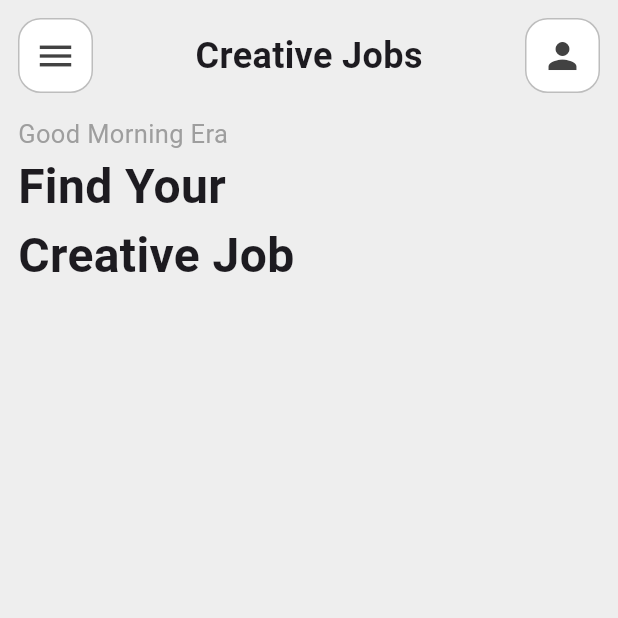
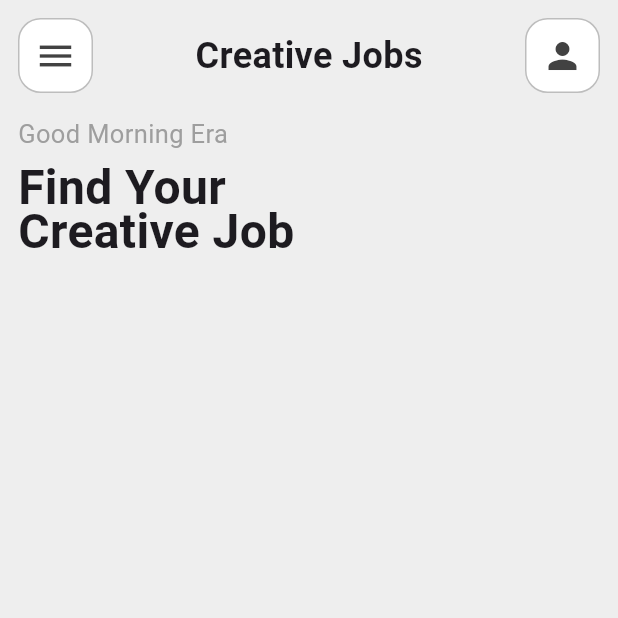
Before and after one commit to Eranga035225/job_app_flutter, a Flutter app: the screen it shows after launch, on a phone screen of 412 x 824 dp, the top half of it. Run offline on Flutter 3.47's test engine with Material 3 defaults, Android fonts, the phone set to English and light mode, and no system bars.

```diff
--- a/lib/Screens/homepage/homepage.dart
+++ b/lib/Screens/homepage/homepage.dart
@@ -27,12 +27,30 @@ class _HomePageState extends State<HomePage> {
                 color: Colors.grey,
 
               ),),
+              SizedBox(height: 10,),
               Text('Find Your\nCreative Job', style: TextStyle(
                 fontSize: 32,
+                height: 0.9,
                 fontWeight: FontWeight.bold
               ),),
 
-              SizedBox(height: 15),
+              SizedBox(height: 10),
+
+              // Row(children: [
+              //   Expanded(
+              //     child: TextField(
+
+              //     ),
+              //   ),
+              //   Container(
+              //     width: 50,
+              //     height: 50,
+              //     decoration: BoxDecoration(
+
+              //     ),
+              //   )
+
+              // ],)
 
 
 
```
Also changed, not shown: lib/Screens/splash_screen.dart (added, +17 -0 lines).
